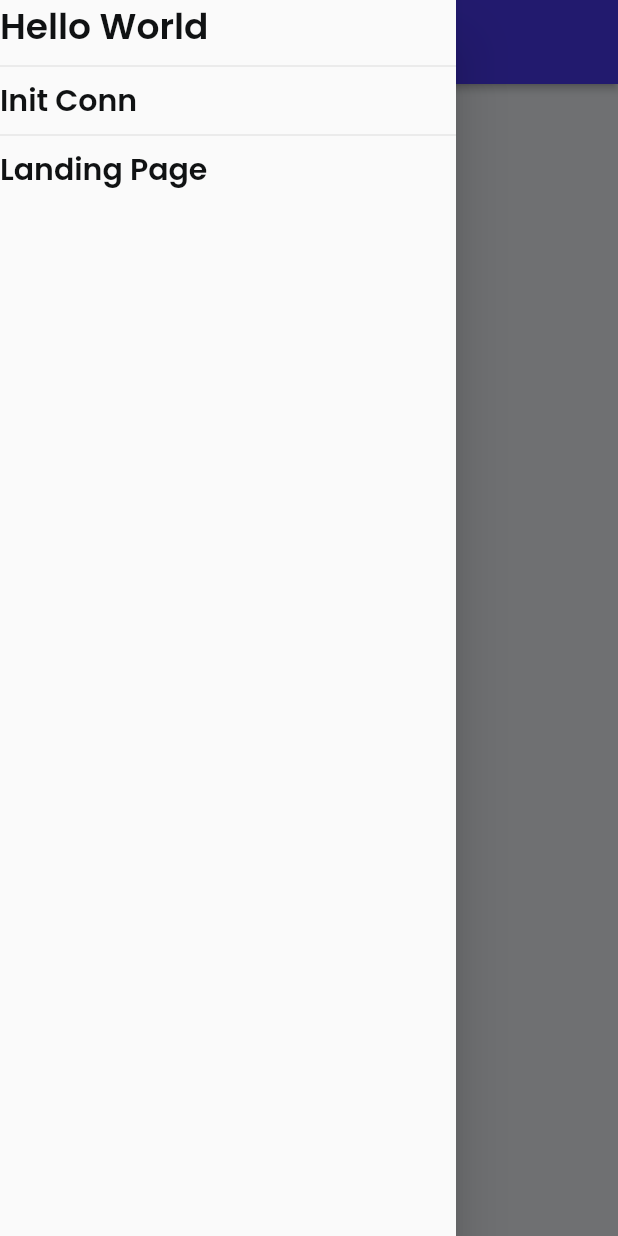
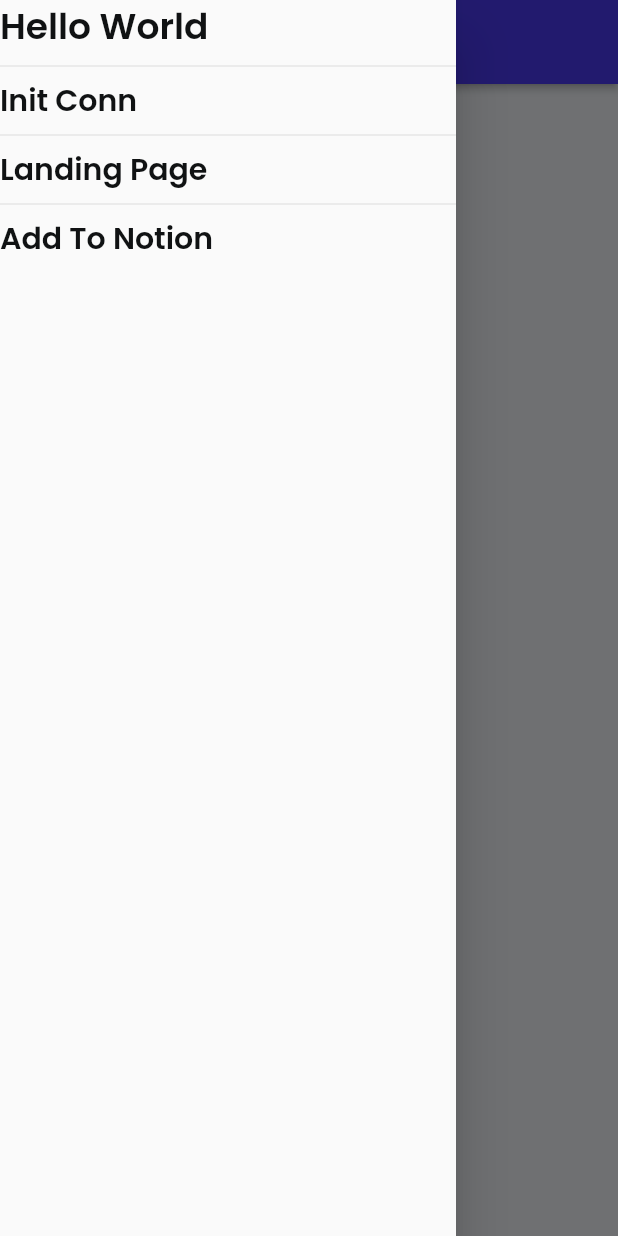
Before and after one commit to sahilkhosla/better-notion-m65hhz, a Flutter app: the AddToNotionWidget screen opened by its route, with the side drawer open, on a phone screen of 412 x 824 dp. Run offline on Flutter 3.47's test engine with Material 2 defaults, Android fonts, the phone set to English and light mode, and no system bars; our stand-ins replace auto_size_text, built_collection, built_value, cloud_firestore, csv, equatable and 16 more; missing offline and left inert: json_path; accounts and stored records are empty; network calls fail.

Commit message:
Add to notion update

```diff
--- a/lib/add_to_notion/add_to_notion_widget.dart
+++ b/lib/add_to_notion/add_to_notion_widget.dart
@@ -97,7 +97,7 @@ class _AddToNotionWidgetState extends State<AddToNotionWidget> {
           },
         ),
         title: Text(
-          'Page Title',
+          'Add To Notion',
           style: FlutterFlowTheme.of(context).title2.override(
                 fontFamily: 'Poppins',
                 color: Colors.white,
@@ -125,6 +125,10 @@ class _AddToNotionWidgetState extends State<AddToNotionWidget> {
                   ),
                 ],
               ),
+              Text(
+                FFAppState().accessToken,
+                style: FlutterFlowTheme.of(context).bodyText1,
+              ),
             ],
           ),
         ),
--- a/lib/components/drawer_with_links_widget.dart
+++ b/lib/components/drawer_with_links_widget.dart
@@ -85,6 +85,21 @@ class _DrawerWithLinksWidgetState extends State<DrawerWithLinksWidget> {
             ),
           ],
         ),
+        Divider(),
+        Row(
+          mainAxisSize: MainAxisSize.max,
+          children: [
+            InkWell(
+              onTap: () async {
+                context.pushNamed('AddToNotion');
+              },
+              child: Text(
+                'Add To Notion',
+                style: FlutterFlowTheme.of(context).title3,
+              ),
+            ),
+          ],
+        ),
       ],
     );
   }
```
